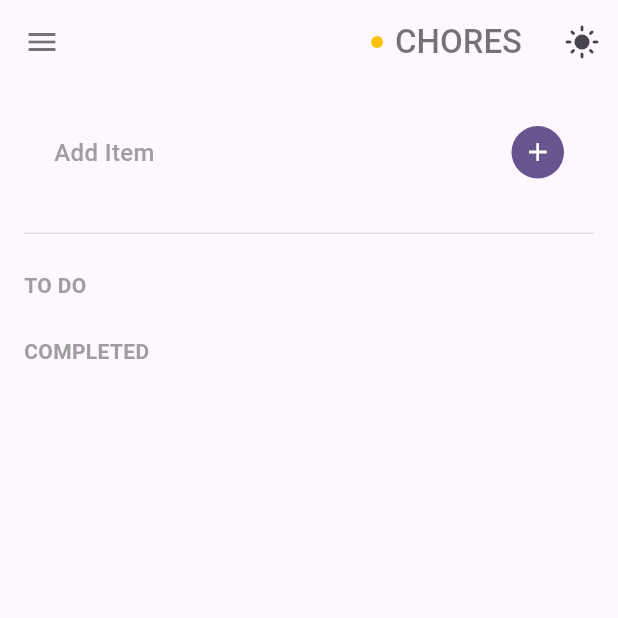
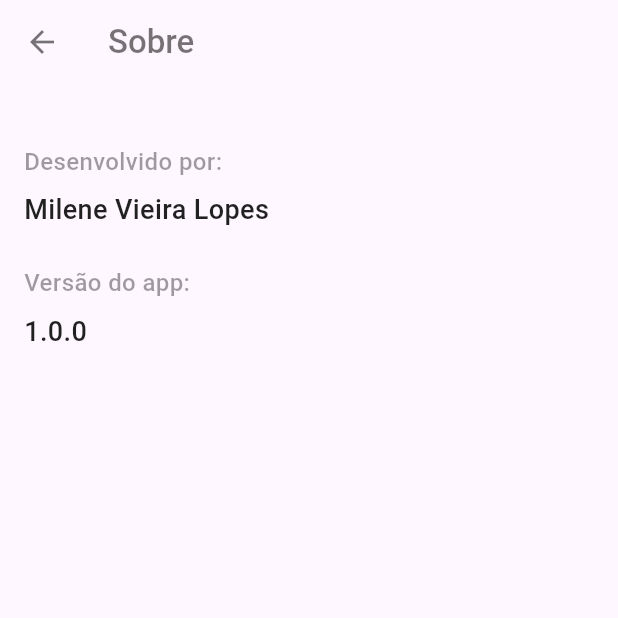
Before and after one commit to milenevi/todo_app, a Flutter app: the screen it shows after launch, after a tap on the "menu" icon, on a phone screen of 412 x 824 dp, the top half of it. Run offline on Flutter 3.47's test engine with Material 3 defaults, Android fonts, the phone set to English and light mode, and no system bars.

Commit message:
feat: add AboutScreen e ajuste na TodoListScreen

```diff
--- /dev/null
+++ b/lib/screens/about_screen.dart
@@ -0,0 +1,74 @@
+import 'package:flutter/material.dart';
+
+class AboutScreen extends StatelessWidget {
+  const AboutScreen({Key? key}) : super(key: key);
+
+  @override
+  Widget build(BuildContext context) {
+    final isDarkMode = Theme.of(context).brightness == Brightness.dark;
+
+    return Scaffold(
+      appBar: AppBar(
+        elevation: 0,
+        leading: IconButton(
+          icon: Icon(
+            Icons.arrow_back,
+            color: isDarkMode ? Colors.white54 : Colors.black54,
+          ),
+          onPressed: () => Navigator.of(context).pop(),
+        ),
+        title: Text(
+          'Sobre',
+          style: TextStyle(
+            color: isDarkMode ? Colors.white54 : Colors.black54,
+            fontWeight: FontWeight.w500,
+          ),
+        ),
+      ),
+      body: Padding(
+        padding: const EdgeInsets.all(16.0),
+        child: Column(
+          crossAxisAlignment: CrossAxisAlignment.start,
+          children: [
+            const SizedBox(height: 24),
+            Text(
+              'Desenvolvido por:',
+              style: TextStyle(
+                fontSize: 16,
+                fontWeight: FontWeight.w500,
+                color: isDarkMode ? Colors.white38 : Colors.black38,
+              ),
+            ),
+            const SizedBox(height: 8),
+            Text(
+              'Milene Vieira Lopes',
+              style: TextStyle(
+                fontSize: 18,
+                fontWeight: FontWeight.w500,
+                color: isDarkMode ? Colors.white70 : Colors.black87,
+              ),
+            ),
+            const SizedBox(height: 24),
+            Text(
+              'Versão do app:',
+              style: TextStyle(
+                fontSize: 16,
+                fontWeight: FontWeight.w500,
+                color: isDarkMode ? Colors.white38 : Colors.black38,
+              ),
+            ),
+            const SizedBox(height: 8),
+            Text(
+              '1.0.0',
+              style: TextStyle(
+                fontSize: 18,
+                fontWeight: FontWeight.w500,
+                color: isDarkMode ? Colors.white70 : Colors.black87,
+              ),
+            ),
+          ],
+        ),
+      ),
+    );
+  }
+}
--- a/lib/screens/todo_list_creen.dart
+++ b/lib/screens/todo_list_creen.dart
@@ -1,4 +1,6 @@
 import 'package:flutter/material.dart';
+
+import 'about_screen.dart';
 
 class TodoListScreen extends StatefulWidget {
   const TodoListScreen({Key? key}) : super(key: key);
@@ -34,6 +36,10 @@ class _TodoListScreenState extends State<TodoListScreen> {
                 : Colors.black54,
           ),
           onPressed: () {
+            Navigator.push(
+              context,
+              MaterialPageRoute(builder: (context) => const AboutScreen()),
+            );
           },
         ),
         title: Row(
```
